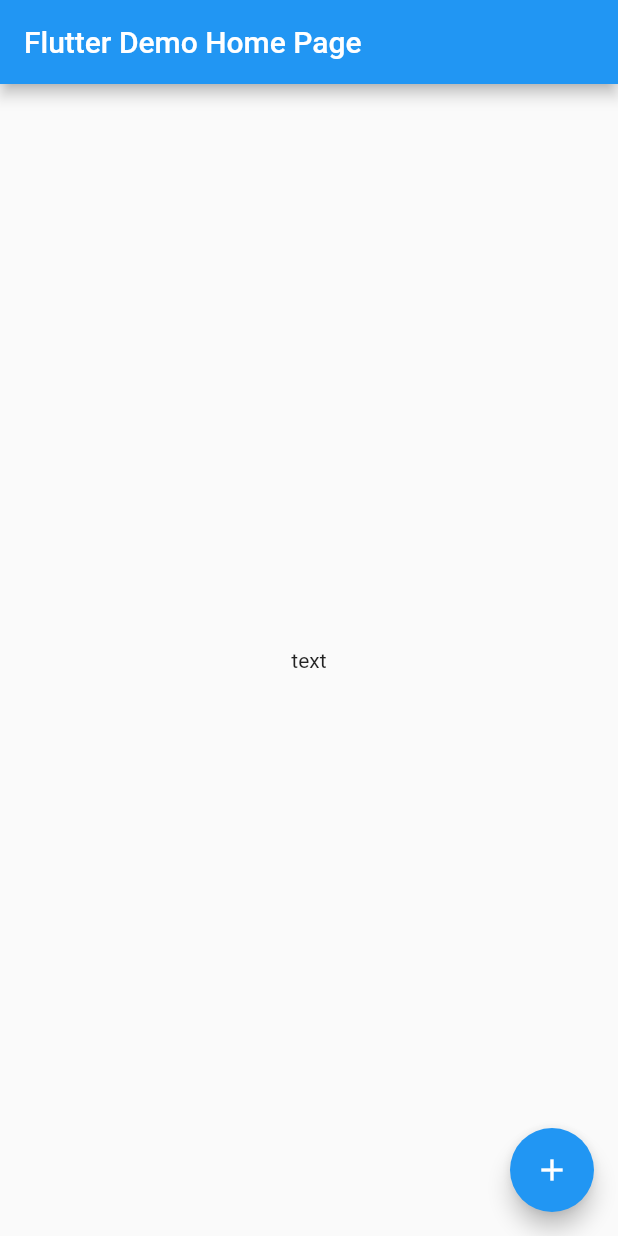
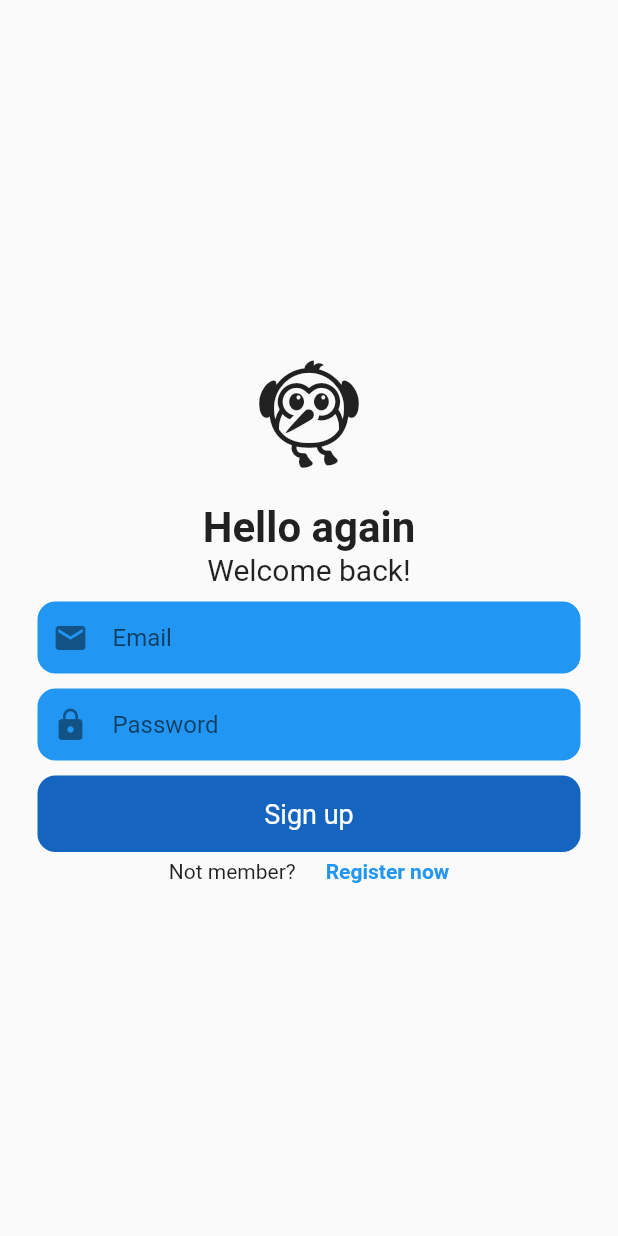
Before and after one commit to zalkary4/flutter_widget, a Flutter app: the screen it shows after launch, on a phone screen of 412 x 824 dp. Run offline on Flutter 3.47's test engine with Material 2 defaults, Android fonts, the light colour scheme and no system bars.

Commit message:
add login page ui

```diff
--- a/lib/main.dart
+++ b/lib/main.dart
@@ -1,4 +1,5 @@
 import 'package:flutter/material.dart';
+import 'package:flutter_widget/widgets/login_page_ui.dart';
 
 void main() {
   runApp(const MyApp());
@@ -14,42 +15,43 @@ class MyApp extends StatelessWidget {
       theme: ThemeData(
         primarySwatch: Colors.blue,
       ),
-      home: const MyHomePage(title: 'Flutter Demo Home Page'),
+      home: const LoginPage(),
     );
   }
 }
 
-class MyHomePage extends StatefulWidget {
-  const MyHomePage({super.key, required this.title});
+// class MyHomePage extends StatefulWidget {
+//   const MyHomePage({super.key, required this.title});
 
-  final String title;
+//   final String title;
 
-  @override
-  State<MyHomePage> createState() => _MyHomePageState();
-}
+//   @override
+//   State<MyHomePage> createState() => _MyHomePageState();
+// }
 
-class _MyHomePageState extends State<MyHomePage> {
-  @override
-  Widget build(BuildContext context) {
-    return Scaffold(
-      appBar: AppBar(
-        title: Text(widget.title),
-      ),
-      body: Center(
-        child: Column(
-          mainAxisAlignment: MainAxisAlignment.center,
-          children: const <Widget>[
-            Text(
-              'text',
-            ),
-          ],
-        ),
-      ),
-      floatingActionButton: const FloatingActionButton(
-        onPressed: null,
-        tooltip: 'Increment',
-        child: Icon(Icons.add),
-      ),
-    );
-  }
-}
+// class _MyHomePageState extends State<MyHomePage> {
+
+//   @override
+//   Widget build(BuildContext context) {
+//     return Scaffold(
+//       appBar: AppBar(
+//         title: Text(widget.title),
+//       ),
+//       body: Center(
+//         child: Column(
+//           mainAxisAlignment: MainAxisAlignment.center,
+//           children: const <Widget>[
+//             Text(
+//               'text',
+//             ),
+//           ],
+//         ),
+//       ),
+//       floatingActionButton: const FloatingActionButton(
+//         onPressed: null,
+//         tooltip: 'Increment',
+//         child: Icon(Icons.add),
+//       ),
+//     );
+//   }
+// }
--- /dev/null
+++ b/lib/widgets/login_page_ui.dart
@@ -0,0 +1,108 @@
+import 'package:flutter/material.dart';
+
+class LoginPage extends StatelessWidget {
+  const LoginPage({
+    super.key,
+  });
+
+  @override
+  Widget build(BuildContext context) {
+    return Scaffold(
+      body: SafeArea(
+        child: Column(
+          mainAxisAlignment: MainAxisAlignment.center,
+          children: [
+            const Icon(
+              Icons.flutter_dash,
+              size: 80,
+            ),
+            const SizedBox(height: 20),
+            const Text(
+              "Hello again",
+              style: TextStyle(
+                fontSize: 28,
+                fontWeight: FontWeight.bold,
+              ),
+            ),
+            const Text(
+              "Welcome back!",
+              style: TextStyle(
+                fontSize: 20,
+                fontWeight: FontWeight.w400,
+              ),
+            ),
+            const SizedBox(height: 10),
+            Padding(
+              padding: const EdgeInsets.symmetric(horizontal: 25),
+              child: Container(
+                decoration: BoxDecoration(
+                  color: Colors.blue,
+                  borderRadius: BorderRadius.circular(12),
+                ),
+                child: const Padding(
+                  padding: EdgeInsets.only(left: 10.0),
+                  child: TextField(
+                    decoration: InputDecoration(
+                      hintText: 'Email',
+                      icon: Icon(Icons.email),
+                      border: InputBorder.none,
+                    ),
+                  ),
+                ),
+              ),
+            ),
+            const SizedBox(height: 10),
+            Padding(
+              padding: const EdgeInsets.symmetric(horizontal: 25),
+              child: Container(
+                decoration: BoxDecoration(
+                  color: Colors.blue,
+                  borderRadius: BorderRadius.circular(12),
+                ),
+                child: const Padding(
+                  padding: EdgeInsets.only(left: 10),
+                  child: TextField(
+                    decoration: InputDecoration(
+                      hintText: 'Password',
+                      icon: Icon(Icons.lock),
+                      border: InputBorder.none,
+                    ),
+                  ),
+                ),
+              ),
+            ),
+            const SizedBox(height: 10),
+            Padding(
+              padding: const EdgeInsets.symmetric(horizontal: 25),
+              child: Container(
+                padding: const EdgeInsets.all(15),
+                decoration: BoxDecoration(
+                    color: Colors.blue[800],
+                    borderRadius: BorderRadius.circular(12)),
+                child: const Center(
+                  child: Text(
+                    'Sign up',
+                    style: TextStyle(fontSize: 18, color: Colors.white),
+                  ),
+                ),
+              ),
+            ),
+            const SizedBox(height: 5),
+            Row(
+              mainAxisAlignment: MainAxisAlignment.center,
+              children: const [
+                Text('Not member?'),
+                SizedBox(width: 20),
+                Text(
+                  'Register now',
+                  style: TextStyle(
+                      fontWeight: FontWeight.bold, color: Colors.blue),
+                ),
+              ],
+            ),
+          ],
+        ),
+      ),
+    );
+  }
+}
```
Also changed, not shown: lib/widgets/widget_qwe.dart (deleted).
